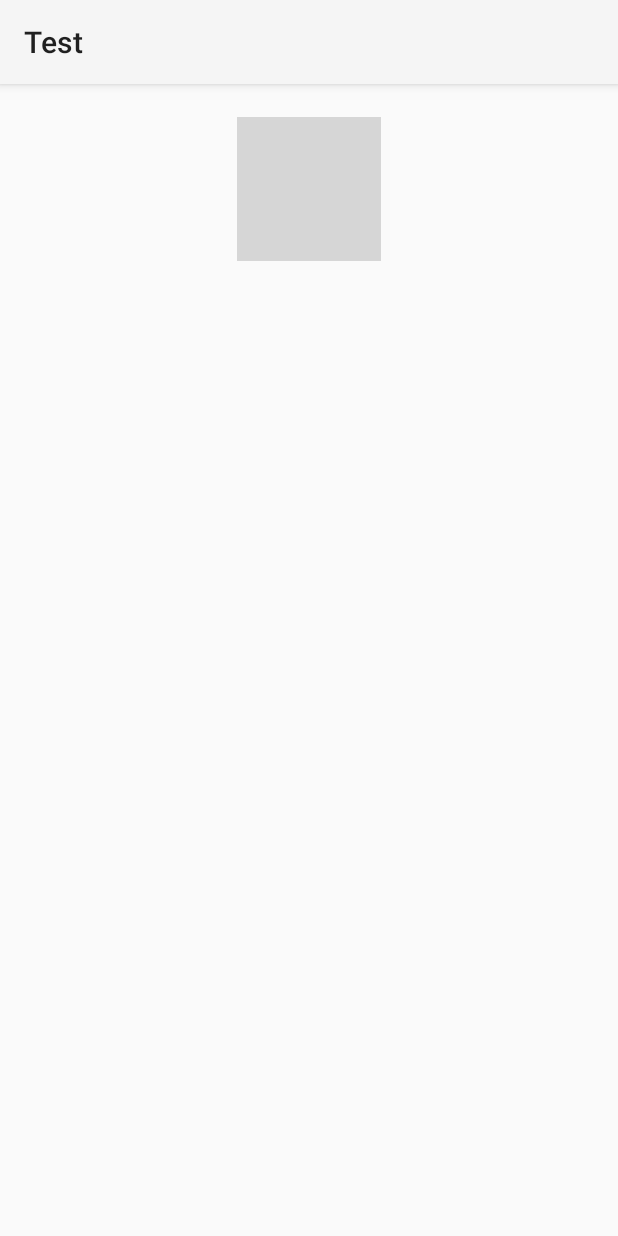
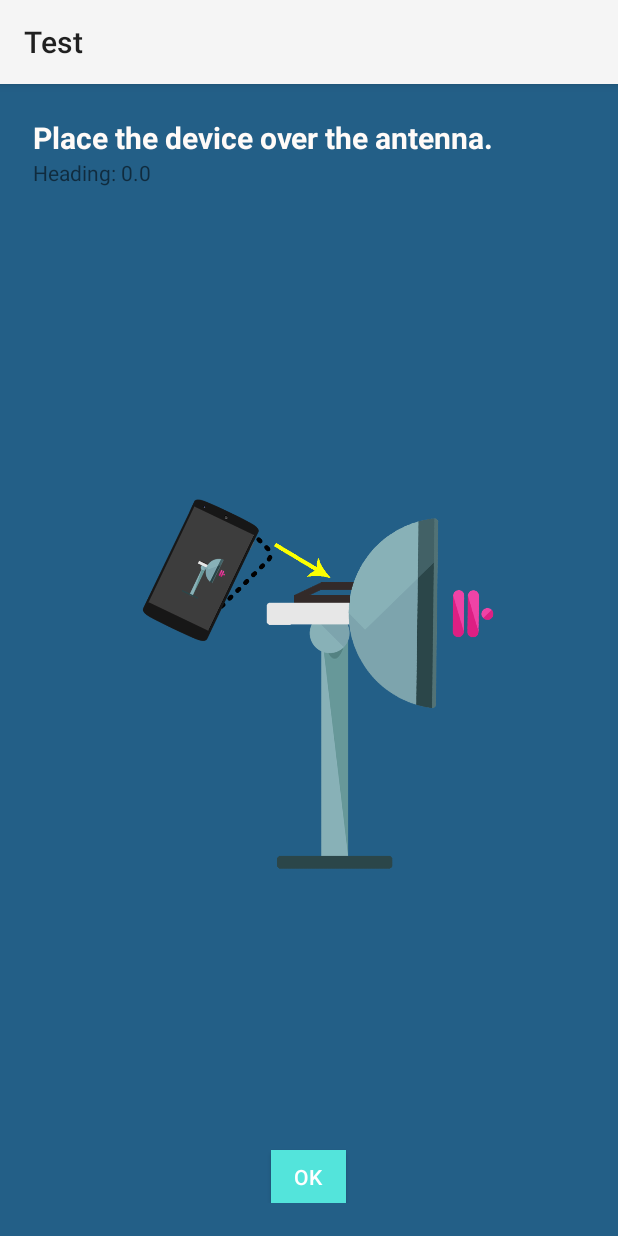
Before and after one commit to praewiiezzz/Test2, an Android app: the screen it shows after launch (MainActivity), on a phone screen of 412 x 824 dp. Run offline under Robolectric (Android 15) with nearby library versions, the phone set to English and light mode, and no system bars; grey boxes are pictures that could not be loaded.

Commit message:
Current heading complete

```diff
--- a/app/src/main/AndroidManifest.xml
+++ b/app/src/main/AndroidManifest.xml
@@ -17,6 +17,12 @@
                 <category android:name="android.intent.category.LAUNCHER" />
             </intent-filter>
         </activity>
+        <activity android:name=".Rotate"
+            android:label="Test"
+            />
+        <activity android:name=".Calibrate"
+            android:label="Test"
+            />
     </application>
 
 </manifest>
--- a/app/src/main/res/layout/activity_main.xml
+++ b/app/src/main/res/layout/activity_main.xml
@@ -3,32 +3,52 @@
     android:id="@+id/relativelayout"
     android:padding="22dp"
     android:layout_width="fill_parent"
-    android:layout_height="fill_parent" >
+    android:layout_height="fill_parent"
+    android:background="#ec12537e">
+
+    <TextView
+        android:layout_width="wrap_content"
+        android:layout_height="wrap_content"
+        android:textAppearance="?android:attr/textAppearanceLarge"
+        android:text="Place the device over the antenna."
+        android:textSize="20dp"
+        android:textAlignment="center"
+        android:textStyle="bold"
+        android:id="@+id/textView"
+        android:textColor="#fffbf8"
+        android:layout_alignParentTop="true"
+        android:layout_alignParentStart="true" />
+    <TextView
+        android:id="@+id/tvHeading"
+        android:layout_width="wrap_content"
+        android:layout_height="wrap_content"
+        android:visibility="visible"
+        android:text="Heading: 0.0"
+
+        android:layout_below="@+id/textView"
+        android:layout_alignParentStart="true" />
 
     <ImageView
-        android:id="@+id/myImage"
+        android:id="@+id/smartphone"
         android:layout_width="wrap_content"
         android:layout_height="wrap_content"
-        android:src="@drawable/counterclockwise2"
+        android:src="@drawable/satellite_platform"
         android:adjustViewBounds="true"
-        android:maxWidth="200dp"
-        android:maxHeight="200dp"
+        android:maxWidth="300dp"
+        android:maxHeight="300dp"
+        android:layout_centerVertical="true"
+        android:layout_centerHorizontal="true" />
+
+    <Button
+        android:layout_width="50dp"
+        android:layout_height="35dp"
+        android:text="OK"
+        android:id="@+id/okButton"
+        android:layout_alignParentBottom="true"
         android:layout_centerHorizontal="true"
-        android:scaleType="fitCenter"/>
+        android:textColor="#ffffff"
+        android:background="#53e4db" />
 
-    <TextView
-        android:id="@+id/myImageViewText"
-        android:layout_width="wrap_content"
-        android:layout_height="wrap_content"
-        android:layout_alignLeft="@id/myImage"
-        android:layout_alignTop="@id/myImage"
-        android:layout_alignRight="@id/myImage"
-        android:layout_alignBottom="@id/myImage"
-        android:layout_margin="1dp"
-        android:textStyle="bold"
-        android:text="0.0"
-        android:gravity="center"
-        android:textColor="#ffffff"
-        android:textSize="35dp" />
+
 
 </RelativeLayout>
```
Also changed, not shown: app/src/main/java/com/example/chuti/test/MainActivity.java (+40 -33 lines), app/src/main/java/com/example/chuti/test/Rotate.java (+2 -2 lines), app/src/main/res/layout/calibrate_page.xml (+10 -32 lines), app/src/main/res/layout/rotation_page.xml (added, +34 -0 lines), app/src/main/res/drawable/satellite_platform.png (added), app/src/main/res/drawable/smartphone2.png (added).
